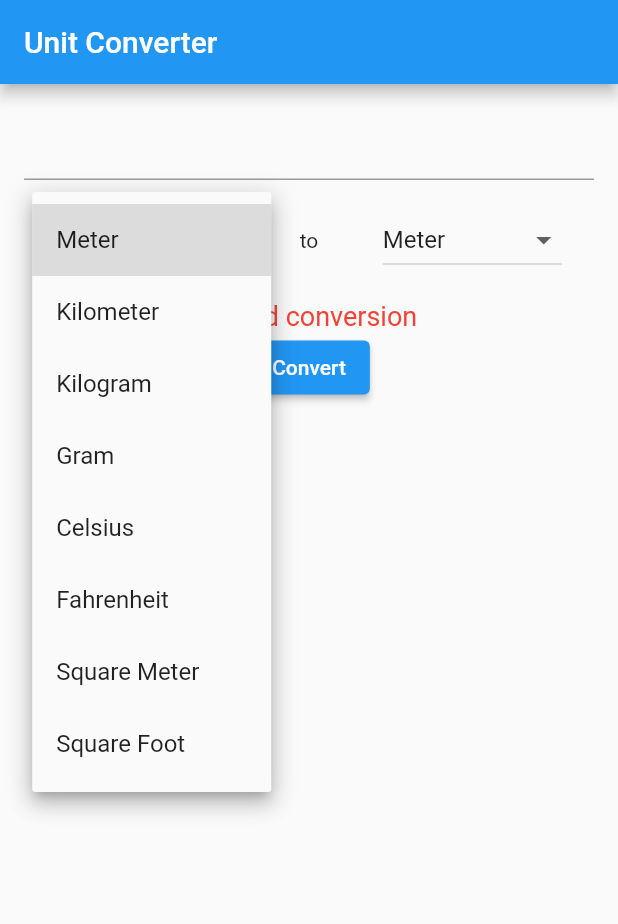
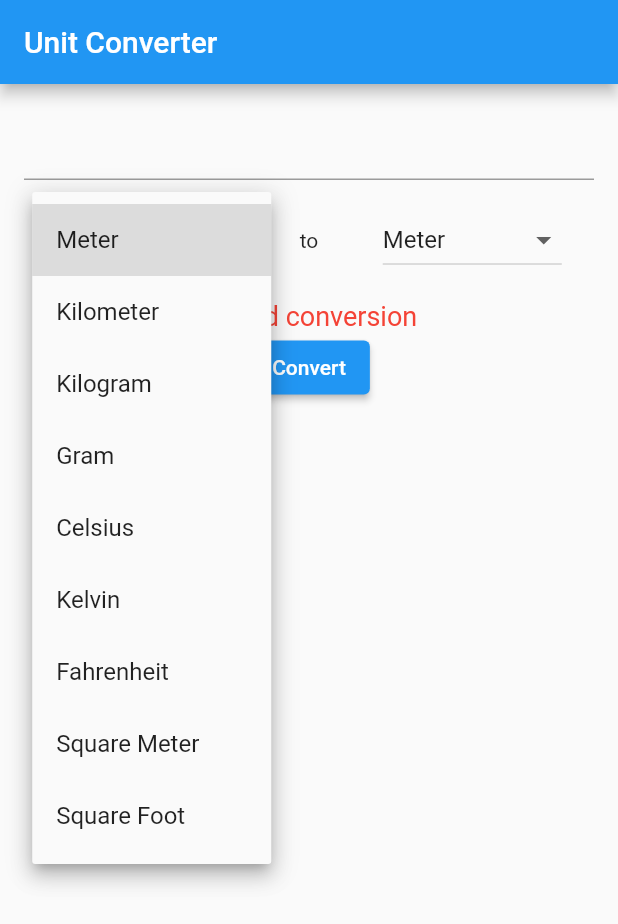
Before and after one commit to KevalB/Unit-Converter-App, a Flutter app: the screen it shows after launch, after a tap on "Convert", after a tap on "Meter", on a phone screen of 412 x 824 dp. Shown: the top 924 px of the screen. Run offline on Flutter 3.47's test engine with Material 2 defaults, Android fonts, the phone set to English and light mode, and no system bars.

Commit message:
screenshot

```diff
--- a/lib/screens/converter_screen.dart
+++ b/lib/screens/converter_screen.dart
@@ -8,16 +8,19 @@ class ConverterScreen extends StatefulWidget {
 class _ConverterScreenState extends State<ConverterScreen> {
   double inputValue = 0.0;
   double resultValue = 0.0;
+  // Basic units
   List<String> units = [
     'Meter',
     'Kilometer',
     'Kilogram',
     'Gram',
     'Celsius',
+    'Kelvin',
     'Fahrenheit',
     'Square Meter',
     'Square Foot'
   ];
+  // Default units when screen is shown
   String fromUnit = 'Meter';
   String toUnit = 'Meter';
   String errorMessage = '';
@@ -25,6 +28,7 @@ class _ConverterScreenState extends State<ConverterScreen> {
   @override
   Widget build(BuildContext context) {
     return Scaffold(
+      // Title
       appBar: AppBar(
         title: Text('Unit Converter'),
       ),
@@ -33,6 +37,7 @@ class _ConverterScreenState extends State<ConverterScreen> {
         child: Column(
           children: <Widget>[
             TextField(
+              // Input type only number
               keyboardType: TextInputType.number,
               onChanged: (String? value) {
                 if (value != null) {
@@ -93,7 +98,7 @@ class _ConverterScreenState extends State<ConverterScreen> {
             ),
             ElevatedButton(
               onPressed: () {
-                // Implement the conversion logic here
+                // The output will be generated here also will call the error message is conversion isn't valid
                 setState(() {
                   errorMessage = '';
                   resultValue = convert(inputValue, fromUnit, toUnit);
@@ -124,11 +129,12 @@ class _ConverterScreenState extends State<ConverterScreen> {
       return inputValue * 10.764; // Square Meter to Square Foot
     } else if (fromUnit == 'Square Foot' && toUnit == 'Square Meter') {
       return inputValue / 10.764; // Square Foot to Square Meter
-    }
-    if (fromUnit == 'Meter' && toUnit == 'Square Meter') {
+    } else if (fromUnit == 'Meter' && toUnit == 'Square Meter') {
       return inputValue * 2; // Meter to Square Meter
-    } else if (fromUnit == 'Square Meter' && toUnit == 'Meter') {
-      return inputValue / 2; // Square Meter to Meter
+    } else if (fromUnit == 'Celsius' && toUnit == 'Kelvin') {
+      return inputValue + 273.15; // Celsius to Kelvin
+    } else if (fromUnit == 'Kelvin' && toUnit == 'Celsius') {
+      return inputValue - 273.15; // Kelvin to Celsius
     } else {
       // Invalid conversion
       errorMessage = 'Invalid conversion';
```
Also changed, not shown: 39_UnitConvert (1).png (added), 39_UnitConvert (2).png (added).
